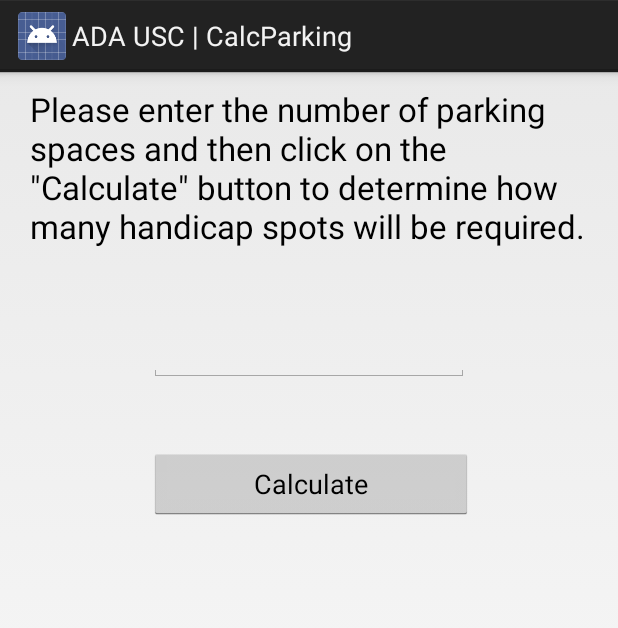
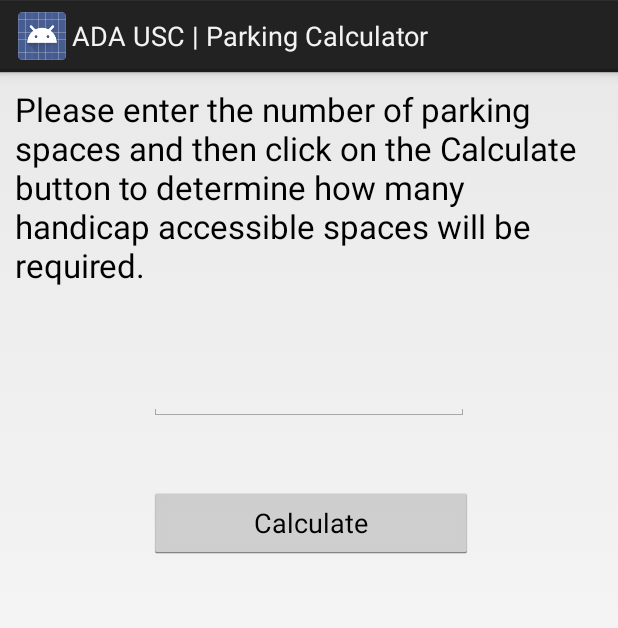
Before and after one commit to SCCapstone/ADAUSC, an Android app: the CalcParking screen opened directly, with no data from a screen before it, on a phone screen of 412 x 824 dp. Shown: the top 628 px of the screen. Run offline under Robolectric (Android 15) with nearby library versions, the phone set to English and light mode, and no system bars.

Commit message:
Parking Calculator Working
Added functionality to the parking space calculator, including checks to
make sure the input is valid.

```diff
--- a/app/src/main/AndroidManifest.xml
+++ b/app/src/main/AndroidManifest.xml
@@ -20,7 +20,7 @@
         <activity android:label="@string/favorites_label" android:name="edu.sc.cse.adausc.FavoriteScreen" />
         <activity android:label="@string/browse_label" android:name="edu.sc.cse.adausc.BrowseScreen" />
         <activity android:label="@string/calculator_label" android:name="edu.sc.cse.adausc.CalculatorScreen" />
-        <activity android:label="ADA USC | CalcParking" android:name="edu.sc.cse.adausc.CalcParking" />
+        <activity android:label="ADA USC | Parking Calculator" android:name="edu.sc.cse.adausc.CalcParking" />
     </application>
 
 </manifest>
--- a/app/src/main/res/layout/activity_c_parking.xml
+++ b/app/src/main/res/layout/activity_c_parking.xml
@@ -1,15 +1,13 @@
 <?xml version="1.0" encoding="utf-8"?>
 <RelativeLayout xmlns:android="http://schemas.android.com/apk/res/android"
     android:layout_width="match_parent"
-    android:layout_height="match_parent"
-    android:clickable="false"
-    android:paddingLeft="10dp">
+    android:layout_height="match_parent">
 
     <TextView
         android:layout_width="wrap_content"
         android:layout_height="wrap_content"
         android:textAppearance="?android:attr/textAppearanceLarge"
-        android:text="Please enter the number of parking spaces and then click on the &quot;Calculate&quot; button to determine how many handicap spots will be required."
+        android:text="Please enter the number of parking spaces and then click on the Calculate button to determine how many handicap accessible spaces will be required."
         android:id="@+id/textView2"
         android:layout_alignParentTop="true"
         android:layout_alignParentLeft="true"
@@ -44,7 +42,12 @@
         android:textAppearance="?android:attr/textAppearanceLarge"
         android:text="Test"
         android:id="@+id/OutputText"
+        android:visibility="invisible"
         android:layout_alignParentBottom="true"
         android:layout_centerHorizontal="true"
-        android:visibility="invisible" />
+        android:layout_marginBottom="62dp"
+        android:layout_alignParentEnd="false"
+        android:layout_alignParentRight="false"
+        android:paddingLeft="10dp"
+        android:paddingRight="10dp" />
 </RelativeLayout>
```
Also changed, not shown: app/src/main/java/edu/sc/cse/adausc/CalcParking.java (+88 -1 lines).
